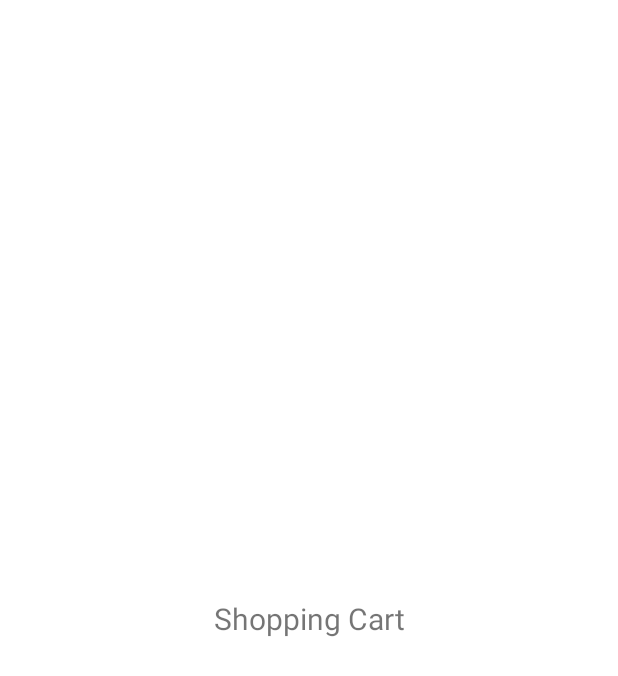
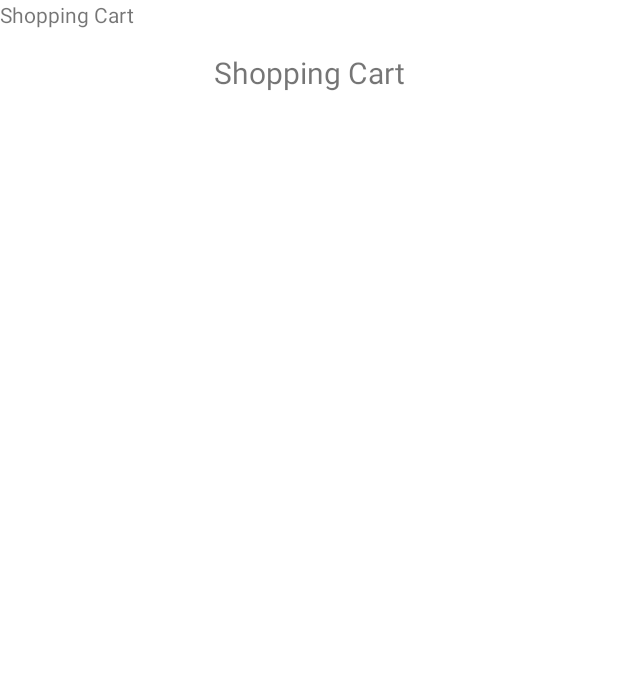
Before and after one commit to s5teixeira/BlossomGardens, an Android app: the layout fragment_cart.xml on its own in the app's theme, with its tools: preview values and no code run, on a phone screen of 412 x 824 dp. Shown: the top 676 px of the screen. Run offline under Robolectric (Android 15) with nearby library versions, the phone set to English and light mode, and no system bars.

```diff
--- a/app/src/main/res/layout/fragment_cart.xml
+++ b/app/src/main/res/layout/fragment_cart.xml
@@ -4,23 +4,34 @@
 <androidx.constraintlayout.widget.ConstraintLayout
     xmlns:android="http://schemas.android.com/apk/res/android"
     xmlns:app="http://schemas.android.com/apk/res-auto"
+    xmlns:tools="http://schemas.android.com/tools"
     android:layout_width="match_parent"
     android:layout_height="match_parent">
 
     <TextView
         android:layout_width="match_parent"
         android:layout_height="wrap_content"
+        android:layout_gravity="center_horizontal"
         android:layout_marginStart="8dp"
         android:layout_marginTop="8dp"
         android:layout_marginEnd="8dp"
         android:layout_marginBottom="8dp"
         android:text="@string/cart_fragment"
         android:textAlignment="center"
-        android:layout_gravity="center_horizontal"
         android:textSize="20sp"
         app:layout_constraintBottom_toBottomOf="parent"
         app:layout_constraintEnd_toEndOf="parent"
+        app:layout_constraintHorizontal_bias="1.0"
         app:layout_constraintStart_toStartOf="parent"
-        app:layout_constraintTop_toTopOf="parent" />
+        app:layout_constraintTop_toTopOf="parent"
+        app:layout_constraintVertical_bias="0.034" />
+
+    <TextView
+        android:id="@+id/textView5"
+        android:layout_width="345dp"
+        android:layout_height="190dp"
+        android:text="@string/cart"
+        tools:layout_editor_absoluteX="30dp"
+        tools:layout_editor_absoluteY="77dp" />
 
 </androidx.constraintlayout.widget.ConstraintLayout>
--- a/app/src/main/res/layout/fragment_home.xml
+++ b/app/src/main/res/layout/fragment_home.xml
@@ -27,7 +27,7 @@
             android:layout_width="match_parent"
             android:layout_height="71dp"
             android:gravity="center"
-            android:text="Buy Seeds, FLowers, and Trees!"
+            android:text="Buy Seeds, Flowers, and Trees!"
             android:textSize="28dp" />
 
         <ImageView
```
Also changed, not shown: app/src/main/java/com/example/bottomnavigation/MainActivity.kt (+8 -0 lines), app/src/main/java/com/example/bottomnavigation/RewardsFragment.kt (+9 -0 lines).
